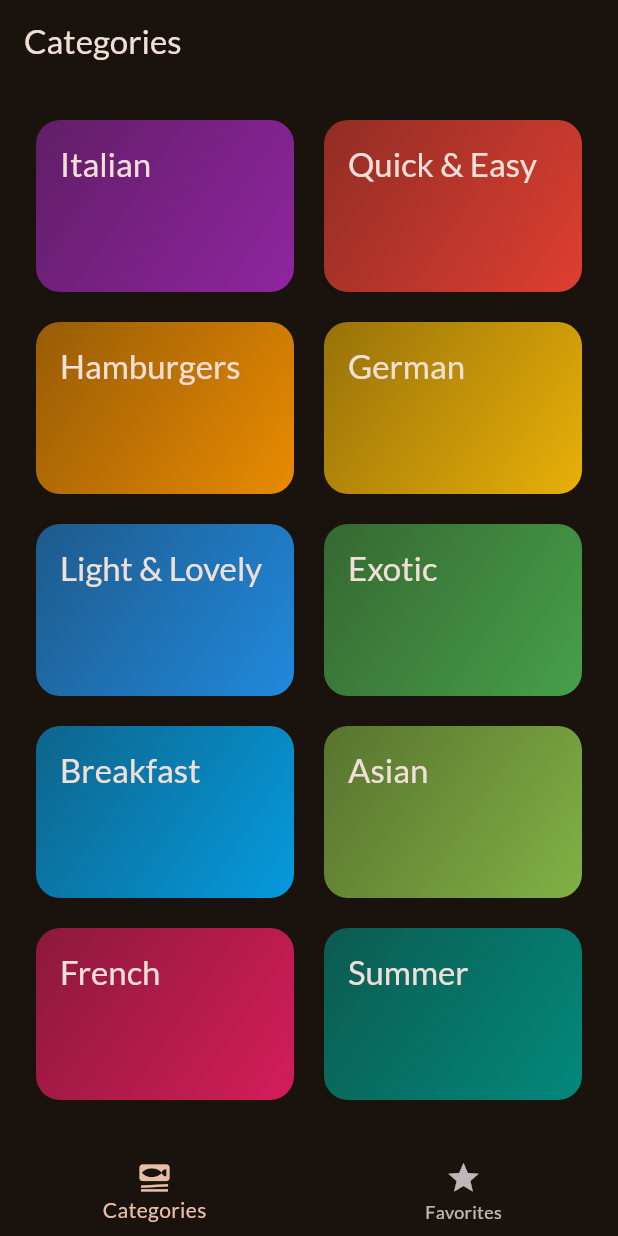
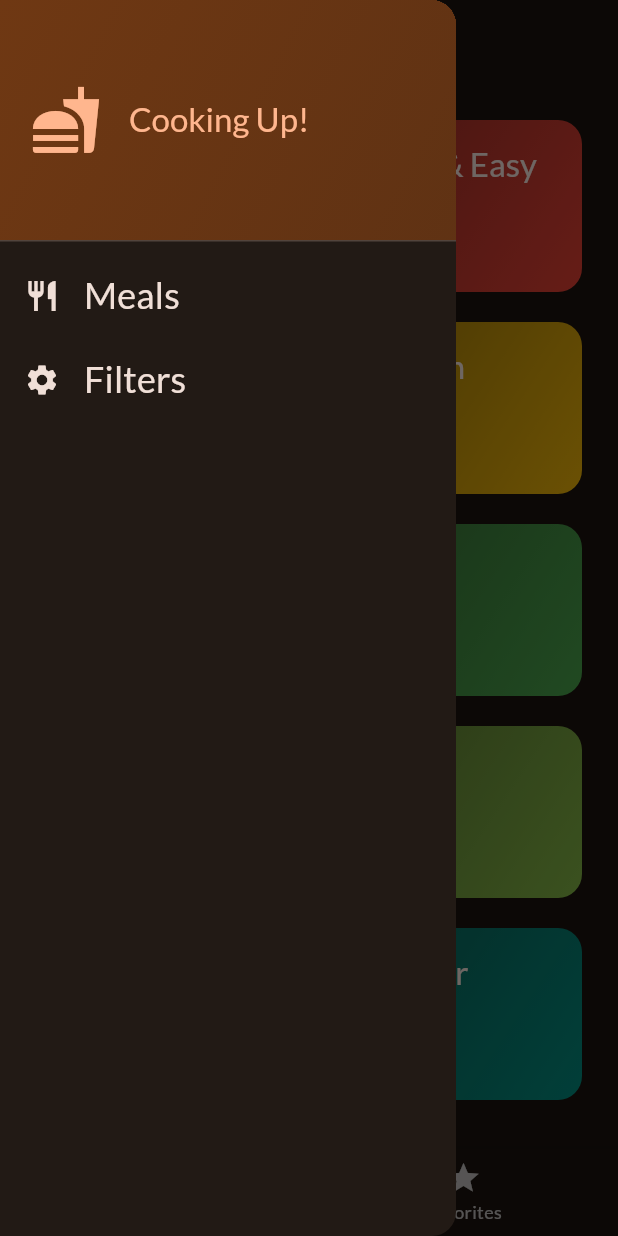
Before and after one commit to Angel-dash/Meals, a Flutter app: the screen it shows after launch, with the side drawer open (before the commit the screen has no drawer), on a phone screen of 412 x 824 dp. Run offline on Flutter 3.47's test engine with Material 2 defaults, Android fonts, the phone set to English and light mode, and no system bars; our stand-ins replace google_fonts, transparent_image.

Commit message:
Adding a sidebar drawer

```diff
--- a/lib/screens/tabs.dart
+++ b/lib/screens/tabs.dart
@@ -3,6 +3,7 @@ import 'package:flutter/material.dart';
 import 'package:meals/models/meal.dart';
 import 'package:meals/screens/categories.dart';
 import 'package:meals/screens/meals.dart';
+import 'package:meals/widgets/main_drawer.dart';
 
 class TabsScreen extends StatefulWidget {
   const TabsScreen({super.key});
@@ -17,13 +18,28 @@ class _TabsScreenState extends State<TabsScreen> {
   int _selectedPageIndex = 0;
   final List<Meal> _favoriteMeals = [];
 
+  void _showInfoMessage(String message) {
+    ScaffoldMessenger.of(context).clearSnackBars();
+    ScaffoldMessenger.of(context).showSnackBar(
+      SnackBar(
+        content: Text(message),
+      ),
+    );
+  }
+
   void _toggleMealFavoriteStatus(Meal meal) {
     final isExisting = _favoriteMeals.contains(meal);
 
     if (isExisting) {
-      _favoriteMeals.remove(meal);
+      setState(() {
+        _favoriteMeals.remove(meal);
+      });
+      _showInfoMessage("Favorites removed");
     } else {
-      _favoriteMeals.add(meal);
+      setState(() {
+        _favoriteMeals.add(meal);
+      });
+      _showInfoMessage("Favorites Added");
     }
   }
 
@@ -42,7 +58,7 @@ class _TabsScreenState extends State<TabsScreen> {
 
     if (_selectedPageIndex == 1) {
       activePage = MealsScreen(
-        meals: [],
+        meals: _favoriteMeals,
         onToggleFavorite: _toggleMealFavoriteStatus,
       );
       activePageTitle = 'Your Favorites';
@@ -52,6 +68,7 @@ class _TabsScreenState extends State<TabsScreen> {
       appBar: AppBar(
         title: Text(activePageTitle),
       ),
+      drawer: MainDrawer(),
       body: activePage,
       bottomNavigationBar: BottomNavigationBar(
         onTap: _selectPage,
--- /dev/null
+++ b/lib/widgets/main_drawer.dart
@@ -0,0 +1,70 @@
+import 'package:flutter/material.dart';
+
+class MainDrawer extends StatelessWidget {
+  const MainDrawer({super.key});
+
+  @override
+  Widget build(context) {
+    return Drawer(
+      child: Column(
+        children: [
+          DrawerHeader(
+            padding: const EdgeInsets.all(20),
+            decoration: BoxDecoration(
+              gradient: LinearGradient(colors: [
+                Theme.of(context).colorScheme.primaryContainer,
+                Theme.of(context).colorScheme.primaryContainer.withOpacity(0.8),
+              ], begin: Alignment.topLeft, end: Alignment.bottomRight),
+            ),
+            child: Row(
+              children: [
+                Icon(
+                  Icons.fastfood,
+                  size: 48,
+                  color: Theme.of(context).colorScheme.primary,
+                ),
+                const SizedBox(width: 18),
+                Text(
+                  'Cooking Up!',
+                  style: Theme.of(context).textTheme.titleLarge!.copyWith(
+                        color: Theme.of(context).colorScheme.primary,
+                      ),
+                ),
+              ],
+            ),
+          ),
+          ListTile(
+            leading: Icon(
+              Icons.restaurant,
+              size: 24,
+              color: Theme.of(context).colorScheme.onBackground,
+            ),
+            title: Text(
+              "Meals",
+              style: Theme.of(context).textTheme.titleSmall!.copyWith(
+                    color: Theme.of(context).colorScheme.onBackground,
+                    fontSize: 24,
+                  ),
+            ),
+            onTap: () {},
+          ),
+          ListTile(
+            leading: Icon(
+              Icons.settings,
+              size: 24,
+              color: Theme.of(context).colorScheme.onBackground,
+            ),
+            title: Text(
+              "Filters",
+              style: Theme.of(context).textTheme.titleSmall!.copyWith(
+                    color: Theme.of(context).colorScheme.onBackground,
+                    fontSize: 24,
+                  ),
+            ),
+            onTap: () {},
+          ),
+        ],
+      ),
+    );
+  }
+}
```
